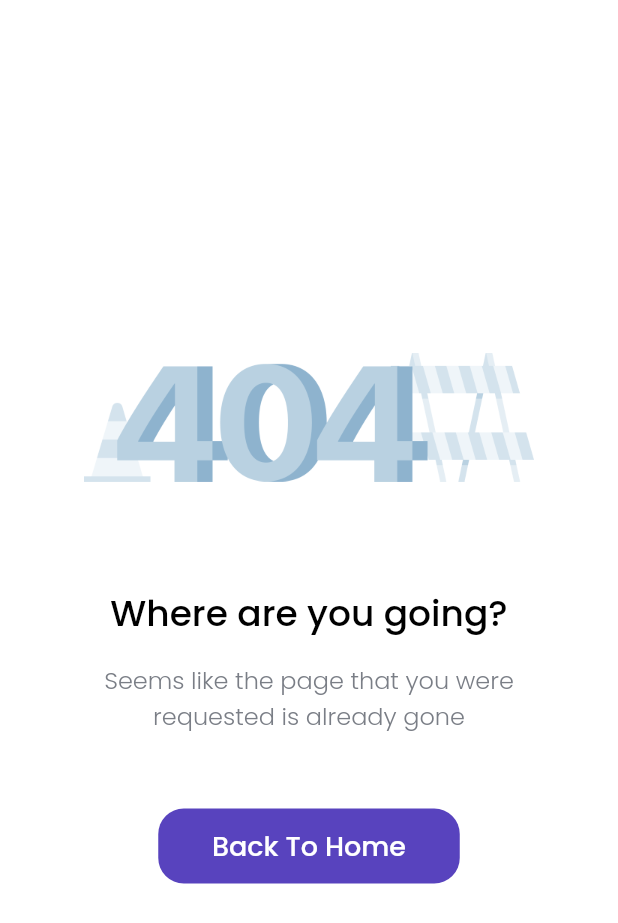
After one commit to CrocoXXX/Find_House_App, a Flutter app: the ErrorPage screen opened directly, on a phone screen of 412 x 824 dp. The commit adds this screen. Shown: the top 923 px of the screen. Run offline on Flutter 3.47's test engine with Material 2 defaults, Android fonts, the phone set to English and light mode, and no system bars; our stand-ins replace google_fonts.

Commit message:
Navigator and Error Page

```diff
--- /dev/null
+++ b/lib/pages/error_page.dart
@@ -0,0 +1,64 @@
+import 'package:find_house_app/pages/home_page.dart';
+import 'package:find_house_app/theme.dart';
+import 'package:flutter/material.dart';
+
+class ErrorPage extends StatelessWidget {
+  const ErrorPage({Key? key}) : super(key: key);
+
+  @override
+  Widget build(BuildContext context) {
+    return Scaffold(
+      backgroundColor: whiteColor,
+      body: SafeArea(
+        child: Center(
+          child: Column(
+            mainAxisAlignment: MainAxisAlignment.center,
+            children: [
+              Image.asset(
+                // 'assets/error.png',
+                'assets/error.png',
+                width: 300,
+              ),
+              const SizedBox(height: 70),
+              Text(
+                'Where are you going?',
+                style: blackStyle.copyWith(fontSize: 24),
+              ),
+              const SizedBox(height: 14),
+              Text(
+                'Seems like the page that you were \nrequested is already gone',
+                style: lightStyle.copyWith(fontSize: 16),
+                textAlign: TextAlign.center,
+              ),
+              Container(
+                padding: const EdgeInsets.only(top: 50),
+                width: 201,
+                height: 100,
+                child: TextButton(
+                  onPressed: () {
+                    Navigator.pushAndRemoveUntil(
+                        context,
+                        MaterialPageRoute(
+                          builder: (context) => const HomePage(),
+                        ),
+                        (route) => false);
+                  },
+                  style: TextButton.styleFrom(
+                    backgroundColor: purpleColor,
+                    shape: RoundedRectangleBorder(
+                      borderRadius: BorderRadius.circular(17),
+                    ),
+                  ),
+                  child: Text(
+                    'Back To Home',
+                    style: buttonStyle.copyWith(fontSize: 18),
+                  ),
+                ),
+              ),
+            ],
+          ),
+        ),
+      ),
+    );
+  }
+}
--- a/pubspec.yaml
+++ b/pubspec.yaml
@@ -35,6 +35,7 @@ dependencies:
   # Use with the CupertinoIcons class for iOS style icons.
   cupertino_icons: ^1.0.2
   google_fonts: ^3.0.1
+  url_launcher: ^6.1.7
 
 dev_dependencies:
   flutter_test:
```
Also changed, not shown: lib/pages/details_page.dart (+32 -4 lines), assets/error.png (added), pubspec.lock, 3 other files.
